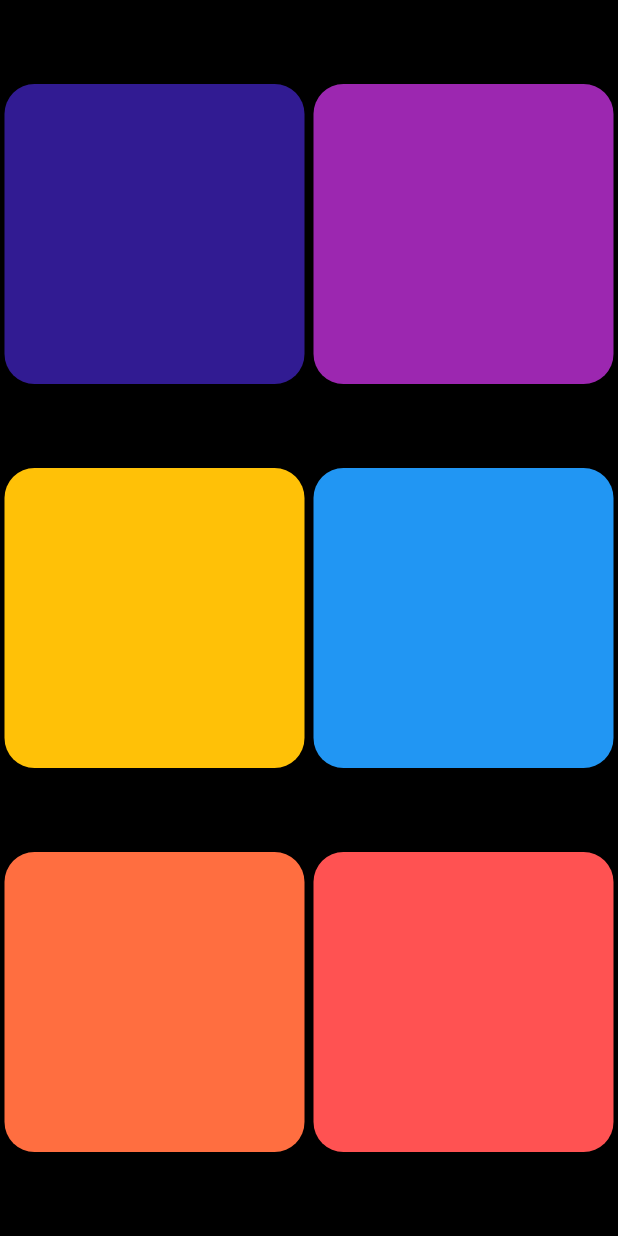
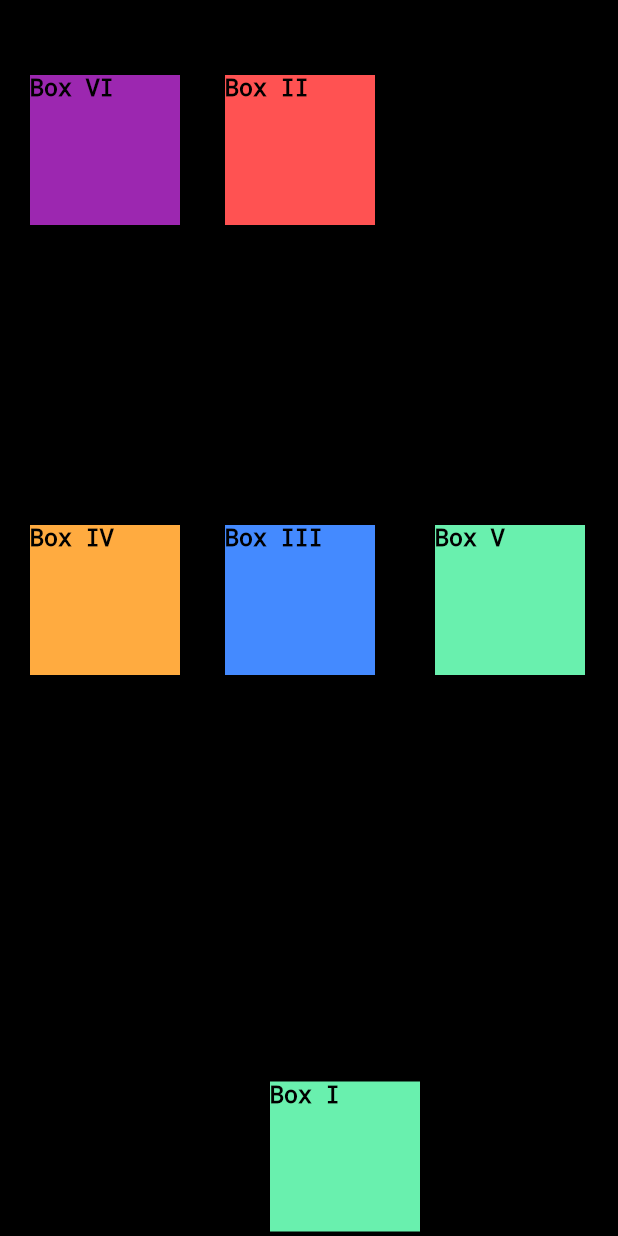
Before and after one commit to bek-n/home-works, a Flutter app: the screen it shows after launch, on a phone screen of 412 x 824 dp. Run offline on Flutter 3.47's test engine with Material 2 defaults, Android fonts, the phone set to English and light mode, and no system bars.

Commit message:
Stack 1-vazifa

```diff
--- /dev/null
+++ b/lib/1-vazifa.dart
@@ -0,0 +1,117 @@
+import 'package:flutter/material.dart';
+
+//? Stack: (Alignment, Positoned)
+
+class MyApp extends StatelessWidget {
+  const MyApp({super.key});
+
+  @override
+  Widget build(BuildContext context) {
+    return MaterialApp(
+        home: Container(
+      color: Colors.black,
+      child: Center(
+        child: Stack(
+          children: [
+            Positioned(
+              top: 50,
+              left: 20,
+              child: Container(
+                color: Colors.purple,
+                height: 100,
+                width: 100,
+                child: const Text(
+                  'Box VI',
+                  style: TextStyle(
+                      decoration: TextDecoration.none,
+                      fontSize: 15.5,
+                      color: Colors.black),
+                ),
+              ),
+            ),
+            Positioned(
+              top: 50,
+              left: 150,
+              child: Container(
+                color: Colors.redAccent,
+                height: 100,
+                width: 100,
+                child: const Text(
+                  'Box II',
+                  style: TextStyle(
+                      decoration: TextDecoration.none,
+                      fontSize: 15.5,
+                      color: Colors.black),
+                ),
+              ),
+            ),
+            Positioned(
+              top: 350,
+              left: 20,
+              child: Container(
+                color: Colors.orangeAccent,
+                height: 100,
+                width: 100,
+                child: const Text(
+                  'Box IV',
+                  style: TextStyle(
+                      decoration: TextDecoration.none,
+                      fontSize: 15.5,
+                      color: Colors.black),
+                ),
+              ),
+            ),
+            Positioned(
+              top: 350,
+              left: 150,
+              child: Container(
+                color: Colors.blueAccent,
+                height: 100,
+                width: 100,
+                child: const Text(
+                  'Box III',
+                  style: TextStyle(
+                      decoration: TextDecoration.none,
+                      fontSize: 15.5,
+                      color: Colors.black),
+                ),
+              ),
+            ),
+            Positioned(
+              top: 350,
+              left: 290,
+              child: Container(
+                color: Colors.greenAccent,
+                height: 100,
+                width: 100,
+                child: const Text(
+                  'Box V',
+                  style: TextStyle(
+                      decoration: TextDecoration.none,
+                      fontSize: 15.5,
+                      color: Colors.black),
+                ),
+              ),
+            ),
+            Positioned(
+              bottom: 3,
+              left: 180,
+              child: Container(
+                color: Colors.greenAccent,
+                height: 100,
+                width: 100,
+                child: const Text(
+                  'Box I',
+                  style: TextStyle(
+                      decoration: TextDecoration.none,
+                      fontSize: 15.5,
+                      color: Colors.black),
+                ),
+              ),
+            )
+          ],
+        ),
+      ),
+    ));
+  }
+}
--- a/lib/main.dart
+++ b/lib/main.dart
@@ -1,102 +1,6 @@
 import 'package:flutter/material.dart';
+import '1-vazifa.dart';
 
 void main() {
   runApp(const MyApp());
 }
-
-class MyApp extends StatelessWidget {
-  const MyApp({super.key});
-
-  @override
-  Widget build(BuildContext context) {
-    return MaterialApp(
-        home: Container(
-            color: Colors.black,
-            child: Column(
-              mainAxisAlignment: MainAxisAlignment.spaceEvenly,
-              children: [
-                Row(
-                  mainAxisAlignment: MainAxisAlignment.spaceAround,
-                  children: [
-                    Container(
-                      height: 200,
-                      width: 200,
-                      decoration: const BoxDecoration(
-                          color: Color(0xFF311B92),
-                          borderRadius: BorderRadius.only(
-                              bottomRight: Radius.circular(20),
-                              bottomLeft: Radius.circular(20),
-                              topLeft: Radius.circular(20),
-                              topRight: Radius.circular(20))),
-                    ),
-                    Container(
-                      height: 200,
-                      width: 200,
-                      decoration: const BoxDecoration(
-                          color: Colors.purple,
-                          borderRadius: BorderRadius.only(
-                              bottomRight: Radius.circular(20),
-                              bottomLeft: Radius.circular(20),
-                              topLeft: Radius.circular(20),
-                              topRight: Radius.circular(20))),
-                    )
-                  ],
-                ),
-                Row(
-                  mainAxisAlignment: MainAxisAlignment.spaceAround,
-                  children: [
-                    Container(
-                      height: 200,
-                      width: 200,
-                      decoration: const BoxDecoration(
-                          color: Colors.amber,
-                          borderRadius: BorderRadius.only(
-                              bottomRight: Radius.circular(20),
-                              bottomLeft: Radius.circular(20),
-                              topLeft: Radius.circular(20),
-                              topRight: Radius.circular(20))),
-                    ),
-                    Container(
-                      height: 200,
-                      width: 200,
-                      decoration: const BoxDecoration(
-                          color: Colors.blue,
-                          borderRadius: BorderRadius.only(
-                              bottomRight: Radius.circular(20),
-                              bottomLeft: Radius.circular(20),
-                              topLeft: Radius.circular(20),
-                              topRight: Radius.circular(20))),
-                    ),
-                  ],
-                ),
-                Row(
-                  mainAxisAlignment: MainAxisAlignment.spaceAround,
-                  children: [
-                    Container(
-                      height: 200,
-                      width: 200,
-                      decoration: const BoxDecoration(
-                          color: Colors.deepOrangeAccent,
-                          borderRadius: BorderRadius.only(
-                              bottomRight: Radius.circular(20),
-                              bottomLeft: Radius.circular(20),
-                              topLeft: Radius.circular(20),
-                              topRight: Radius.circular(20))),
-                    ),
-                    Container(
-                      height: 200,
-                      width: 200,
-                      decoration: const BoxDecoration(
-                          color: Colors.redAccent,
-                          borderRadius: BorderRadius.only(
-                              bottomRight: Radius.circular(20),
-                              bottomLeft: Radius.circular(20),
-                              topLeft: Radius.circular(20),
-                              topRight: Radius.circular(20))),
-                    )
-                  ],
-                ),
-              ],
-            )));
-  }
-}
```
